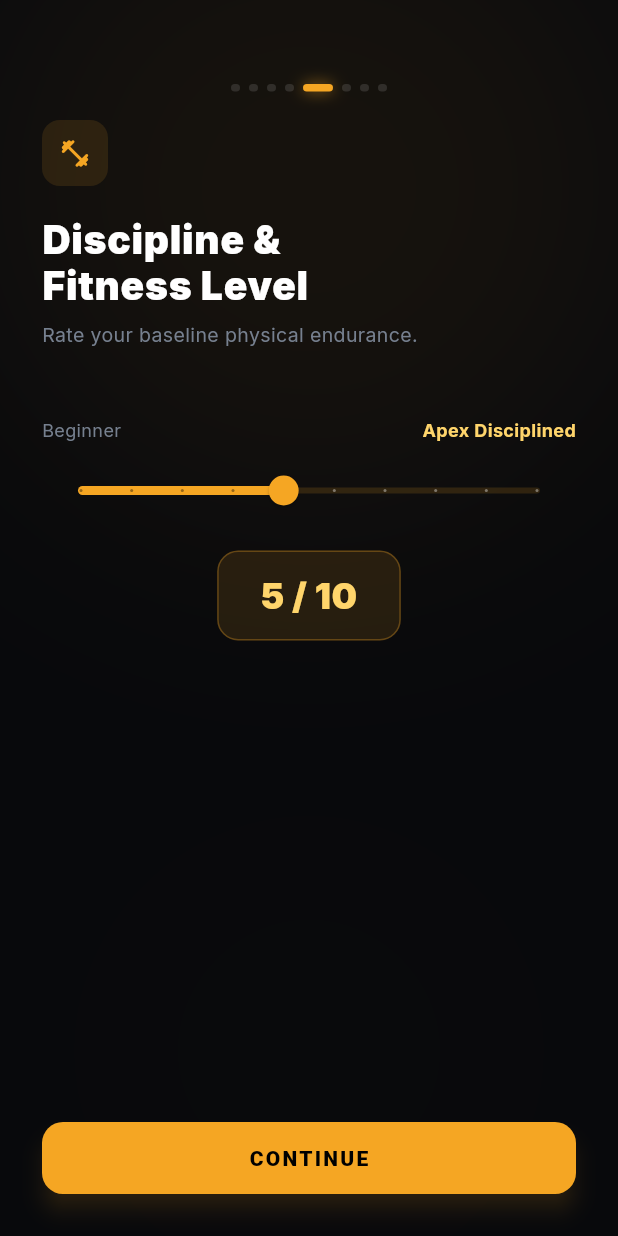
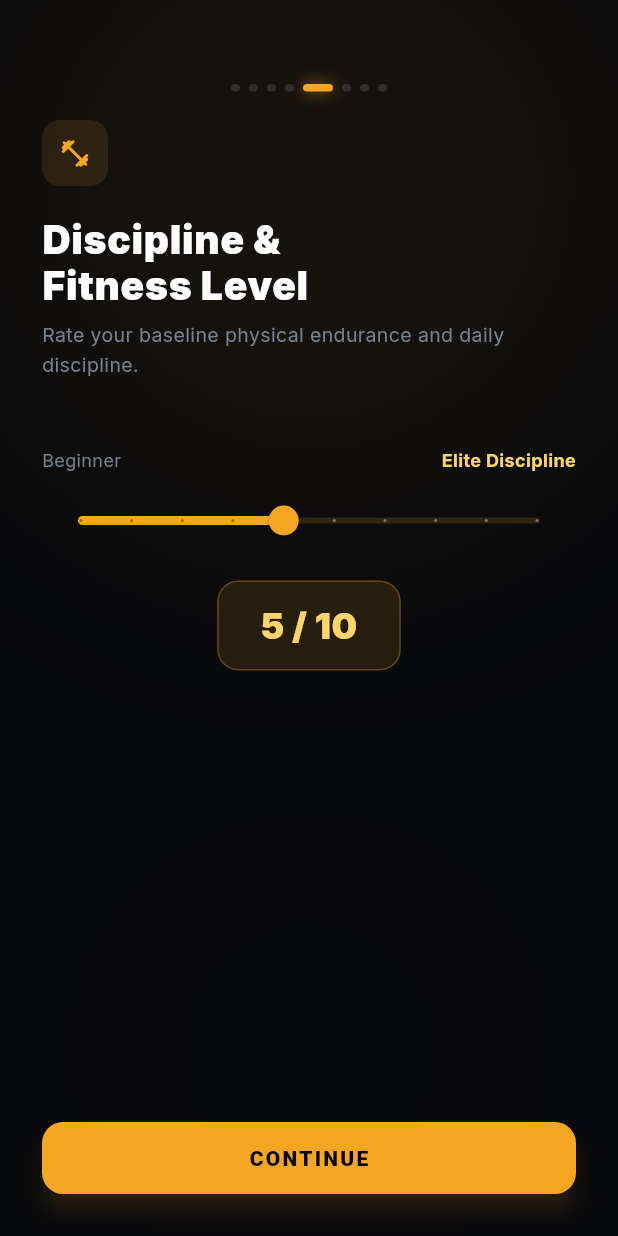
Before and after one commit to Knecrow/Aumbra, a Flutter app: the screen it shows after launch, swiped to page 5, on a phone screen of 412 x 824 dp. Run offline on Flutter 3.47's test engine with Material 3 defaults, Android fonts, the phone set to English and light mode, and no system bars; our stand-ins replace cloud_firestore, firebase_auth, firebase_core, fl_chart, google_fonts, google_sign_in and 2 more; accounts and stored records are empty.

Commit message:
feat: Clean Sweet Spot copy across Modals, Popups, Dialogs and Onboarding

```diff
--- a/lib/presentation/screens/onboarding/onboarding_screen.dart
+++ b/lib/presentation/screens/onboarding/onboarding_screen.dart
@@ -282,7 +282,7 @@ class _OnboardingScreenState extends State<OnboardingScreen>
                 ),
               ),
               const Spacer(),
-              _buildNextButton('BEGIN AWAKENING'),
+              _buildNextButton('START YOUR JOURNEY'),
               const SizedBox(height: 40),
             ],
           ),
@@ -294,23 +294,23 @@ class _OnboardingScreenState extends State<OnboardingScreen>
   // ── Input pages ─────────────────────────────────────────────────────────────
   Widget _buildNamePage() => _buildInputPage(
         icon: Icons.person_rounded,
-        title: 'What is your\nCodename?',
-        subtitle: 'Your identifier in the system archive.',
+        title: 'What should we\ncall you?',
+        subtitle: 'Your name or callsign.',
         child: _glassTextField(
           controller: _nameController,
-          hint: 'e.g. NOVA, SHADOW, TITAN',
+          hint: 'e.g. Alex, Sarah, Nova',
           icon: Icons.person_outline_rounded,
-          capitalization: TextCapitalization.characters,
+          capitalization: TextCapitalization.words,
         ),
       );
 
   Widget _buildCareerPage() => _buildInputPage(
         icon: Icons.work_rounded,
         title: 'What is\nyour path?',
-        subtitle: 'Your career, field, or main craft. Helps calibrate daily quests.',
+        subtitle: 'Your craft, field, or main focus. Helps calibrate daily pillars.',
         child: _glassTextField(
           controller: _careerController,
-          hint: 'e.g. Software Engineer, Medical Student, Artist',
+          hint: 'e.g. Software Engineer, Medical Student, Designer',
           icon: Icons.work_outline_rounded,
           capitalization: TextCapitalization.words,
         ),
@@ -318,11 +318,11 @@ class _OnboardingScreenState extends State<OnboardingScreen>
 
   Widget _buildInterestsPage() => _buildInputPage(
         icon: Icons.auto_awesome_rounded,
-        title: 'What fuels\nyour soul?',
-        subtitle: 'Hobbies and focus areas — the more specific, the sharper your quests.',
+        title: 'What fuels\nyour growth?',
+        subtitle: 'Hobbies and focus areas — the more specific, the sharper your daily habits.',
         child: _glassTextField(
           controller: _interestsController,
-          hint: 'e.g. Strength training, coding, reading, languages',
+          hint: 'e.g. Strength training, coding, reading, mindfulness',
           icon: Icons.favorite_outline_rounded,
           maxLines: 3,
           capitalization: TextCapitalization.sentences,
@@ -332,7 +332,7 @@ class _OnboardingScreenState extends State<OnboardingScreen>
   Widget _buildFitnessPage() => _buildInputPage(
         icon: Icons.fitness_center_rounded,
         title: 'Discipline &\nFitness Level',
-        subtitle: 'Rate your baseline physical endurance.',
+        subtitle: 'Rate your baseline physical endurance and daily discipline.',
         child: Column(
           children: [
             const SizedBox(height: 16),
@@ -341,7 +341,7 @@ class _OnboardingScreenState extends State<OnboardingScreen>
               children: [
                 Text('Beginner',
                     style: TextStyle(color: AppColors.darkSubText, fontSize: 12)),
-                Text('Apex Disciplined',
+                Text('Elite Discipline',
                     style: TextStyle(color: AppColors.goldLight, fontSize: 12, fontWeight: FontWeight.w700)),
               ],
             ),
@@ -392,13 +392,13 @@ class _OnboardingScreenState extends State<OnboardingScreen>
     final sublabels = {
       '15': 'Quick daily wins',
       '30': 'Balanced standard growth',
-      '60': 'Serious intense grind',
-      '120': 'Full protocol ascension',
+      '60': 'Serious focused grind',
+      '120': 'Maximum daily focus',
     };
     return _buildInputPage(
       icon: Icons.schedule_rounded,
-      title: 'Daily Protocol\nTime Allocation',
-      subtitle: 'Target time dedicated to daily quests.',
+      title: 'Daily Habit\nTime Allocation',
+      subtitle: 'Target time dedicated to daily pillars.',
       child: Column(
         children: _dailyTimes.map((time) {
           final isSelected = _dailyTime == time;
@@ -467,8 +467,8 @@ class _OnboardingScreenState extends State<OnboardingScreen>
 
   Widget _buildComputerPage() => _buildInputPage(
         icon: Icons.laptop_mac_rounded,
-        title: 'Terminal / PC\nAccess',
-        subtitle: 'Ensures objectives are compatible with your setup.',
+        title: 'Computer / PC\nAccess',
+        subtitle: 'Ensures daily habits match your available tools.',
         child: Column(
           children: [
             const SizedBox(height: 16),
@@ -557,8 +557,8 @@ class _OnboardingScreenState extends State<OnboardingScreen>
 
   Widget _buildApiKeyPage() => _buildInputPage(
         icon: Icons.key_rounded,
-        title: 'Gemini AI Core\nKey (Optional)',
-        subtitle: 'Stored strictly on-device. Generates intelligent tailored quests.',
+        title: 'Gemini AI Key\n(Optional)',
+        subtitle: 'Stored strictly on-device. Generates personalized tailored habits.',
         showNext: false,
         child: Column(
           crossAxisAlignment: CrossAxisAlignment.start,
@@ -627,7 +627,7 @@ class _OnboardingScreenState extends State<OnboardingScreen>
               ),
             ),
             const SizedBox(height: 28),
-            // Final AWAKEN button
+            // Final ENTER AUMBRA button
             SizedBox(
               width: double.infinity,
               child: ElevatedButton(
@@ -643,7 +643,7 @@ class _OnboardingScreenState extends State<OnboardingScreen>
                   ),
                 ),
                 child: const Text(
-                  'AWAKEN PROTOCOL',
+                  'ENTER AUMBRA',
                   style: TextStyle(
                     fontSize: 15,
                     fontWeight: FontWeight.w900,
```
Also changed, not shown: lib/presentation/widgets/tactical_dialogs.dart (+13 -13 lines), lib/presentation/widgets/tactical_oath_modal.dart (+12 -12 lines), lib/presentation/widgets/valorant_inspect_modal.dart (+11 -11 lines).
